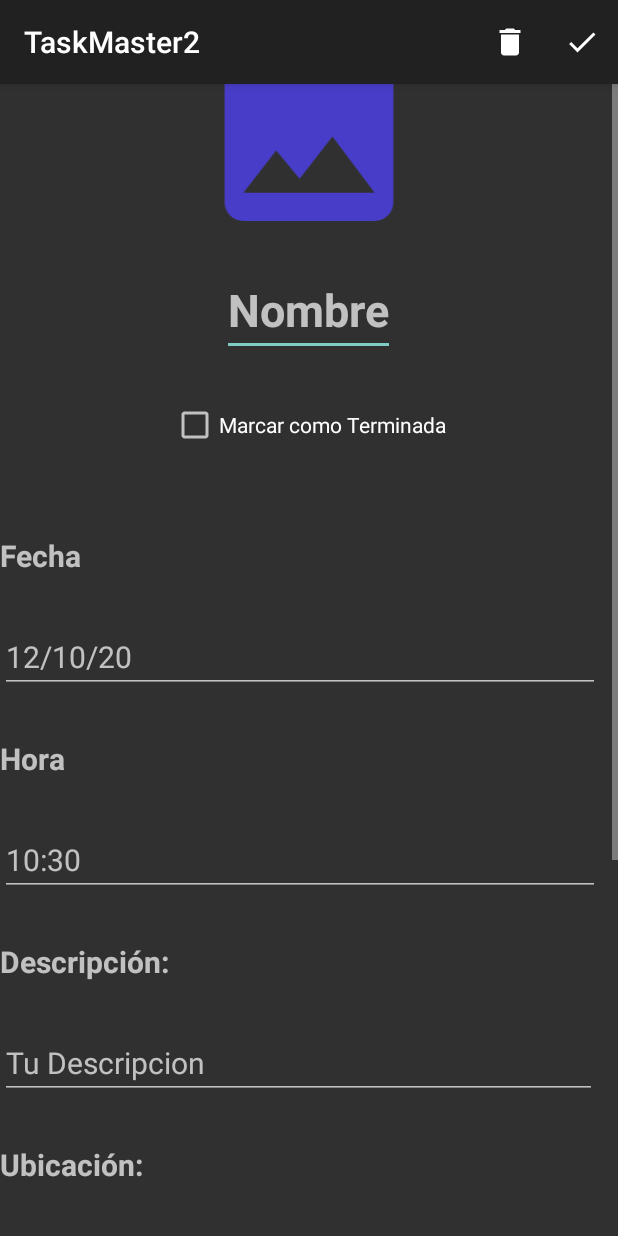
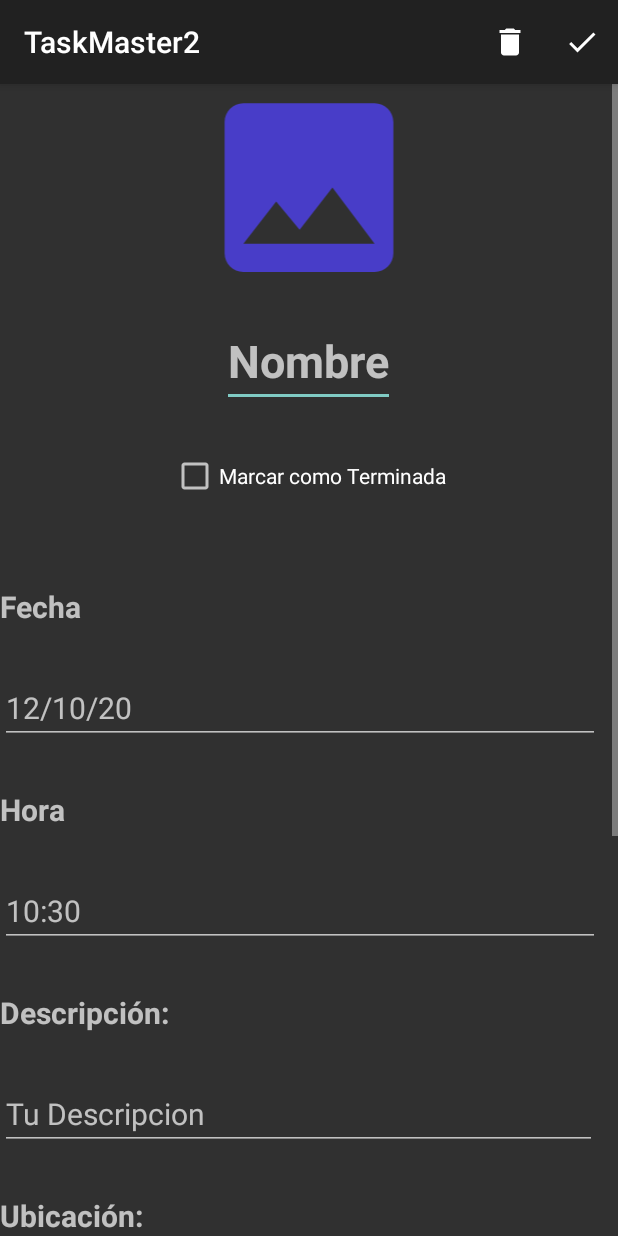
Before and after one commit to EduardoHerMn/TaskMaster, an Android app: the TaskDetailActivity screen opened directly, with no data from a screen before it, on a phone screen of 412 x 824 dp. Run offline under Robolectric (Android 15) with nearby library versions, the phone set to English and light mode, and no system bars; libraries missing offline, so code that uses them is left out: com.mapbox.mapboxsdk; pictures from the network do not load; 1 statement that could not run was skipped.

```diff
--- a/app/src/main/res/layout/activity_task_detail.xml
+++ b/app/src/main/res/layout/activity_task_detail.xml
@@ -38,7 +38,7 @@
                 android:layout_width="200dp"
                 android:layout_height="150dp"
                 android:layout_gravity="center"
-                android:layout_marginTop="16dp"
+                android:layout_marginTop="50dp"
                 app:srcCompat="@drawable/ic_image_black_24dp" />
 
             <EditText
```
